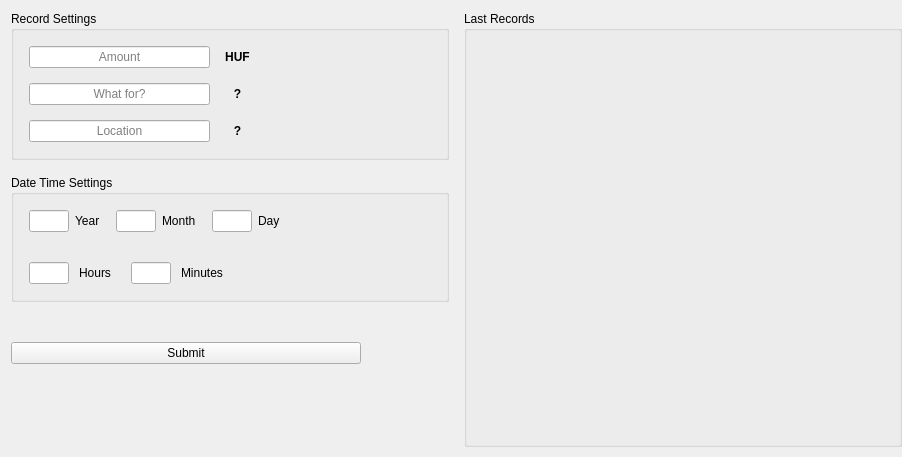
Qt form FinancialManager/Content/newrecordwidget.ui (Aethermeister/FinancialManager) before a commit.
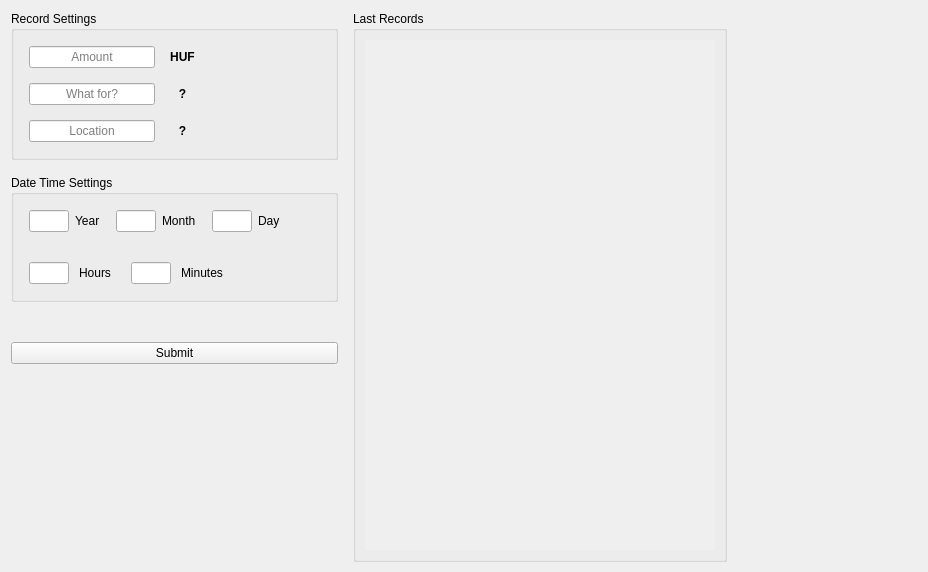
The same form after that commit. Custom widgets are drawn as their Qt base class.

What changed in the file:
```diff
--- a/FinancialManager/Content/newrecordwidget.ui
+++ b/FinancialManager/Content/newrecordwidget.ui
@@ -6,8 +6,8 @@
    <rect>
     <x>0</x>
     <y>0</y>
-    <width>902</width>
-    <height>457</height>
+    <width>928</width>
+    <height>572</height>
    </rect>
   </property>
   <property name="windowTitle">
@@ -34,19 +34,67 @@
      <property name="title">
       <string>Last Records</string>
      </property>
-    </widget>
-   </item>
-   <item row="3" column="0">
-    <widget class="QPushButton" name="m_submit_btn">
-     <property name="maximumSize">
-      <size>
-       <width>350</width>
-       <height>16777215</height>
-      </size>
+     <property name="flat">
+      <bool>true</bool>
      </property>
-     <property name="text">
-      <string>Submit</string>
-     </property>
+     <layout class="QGridLayout" name="gridLayout_5">
+      <item row="0" column="0">
+       <widget class="QScrollArea" name="scrollArea">
+        <property name="sizePolicy">
+         <sizepolicy hsizetype="Preferred" vsizetype="Expanding">
+          <horstretch>0</horstretch>
+          <verstretch>0</verstretch>
+         </sizepolicy>
+        </property>
+        <property name="minimumSize">
+         <size>
+          <width>350</width>
+          <height>0</height>
+         </size>
+        </property>
+        <property name="maximumSize">
+         <size>
+          <width>350</width>
+          <height>16777215</height>
+         </size>
+        </property>
+        <property name="frameShape">
+         <enum>QFrame::NoFrame</enum>
+        </property>
+        <property name="widgetResizable">
+         <bool>true</bool>
+        </property>
+        <widget class="Content::Component::HistoryListingWidget" name="m_historyListing_widget">
+         <property name="geometry">
+          <rect>
+           <x>0</x>
+           <y>0</y>
+           <width>350</width>
+           <height>513</height>
+          </rect>
+         </property>
+         <property name="sizePolicy">
+          <sizepolicy hsizetype="Preferred" vsizetype="Preferred">
+           <horstretch>0</horstretch>
+           <verstretch>0</verstretch>
+          </sizepolicy>
+         </property>
+         <property name="minimumSize">
+          <size>
+           <width>0</width>
+           <height>0</height>
+          </size>
+         </property>
+         <property name="maximumSize">
+          <size>
+           <width>16777215</width>
+           <height>16777215</height>
+          </size>
+         </property>
+        </widget>
+       </widget>
+      </item>
+     </layout>
     </widget>
    </item>
    <item row="4" column="0">
@@ -546,8 +594,45 @@
      </property>
     </spacer>
    </item>
+   <item row="3" column="0">
+    <widget class="QPushButton" name="m_submit_btn">
+     <property name="maximumSize">
+      <size>
+       <width>350</width>
+       <height>16777215</height>
+      </size>
+     </property>
+     <property name="text">
+      <string>Submit</string>
+     </property>
+    </widget>
+   </item>
+   <item row="0" column="2" rowspan="5">
+    <spacer name="horizontalSpacer_3">
+     <property name="orientation">
+      <enum>Qt::Horizontal</enum>
+     </property>
+     <property name="sizeType">
+      <enum>QSizePolicy::Expanding</enum>
+     </property>
+     <property name="sizeHint" stdset="0">
+      <size>
+       <width>40</width>
+       <height>20</height>
+      </size>
+     </property>
+    </spacer>
+   </item>
   </layout>
  </widget>
+ <customwidgets>
+  <customwidget>
+   <class>Content::Component::HistoryListingWidget</class>
+   <extends>QWidget</extends>
+   <header>Content/Components/historylistingwidget.h</header>
+   <container>1</container>
+  </customwidget>
+ </customwidgets>
  <tabstops>
   <tabstop>m_amount_lineEdit</tabstop>
   <tabstop>m_whatFor_lineEdit</tabstop>
```
Left out of the diff: 32 changed lines with no effect on the pictures.
